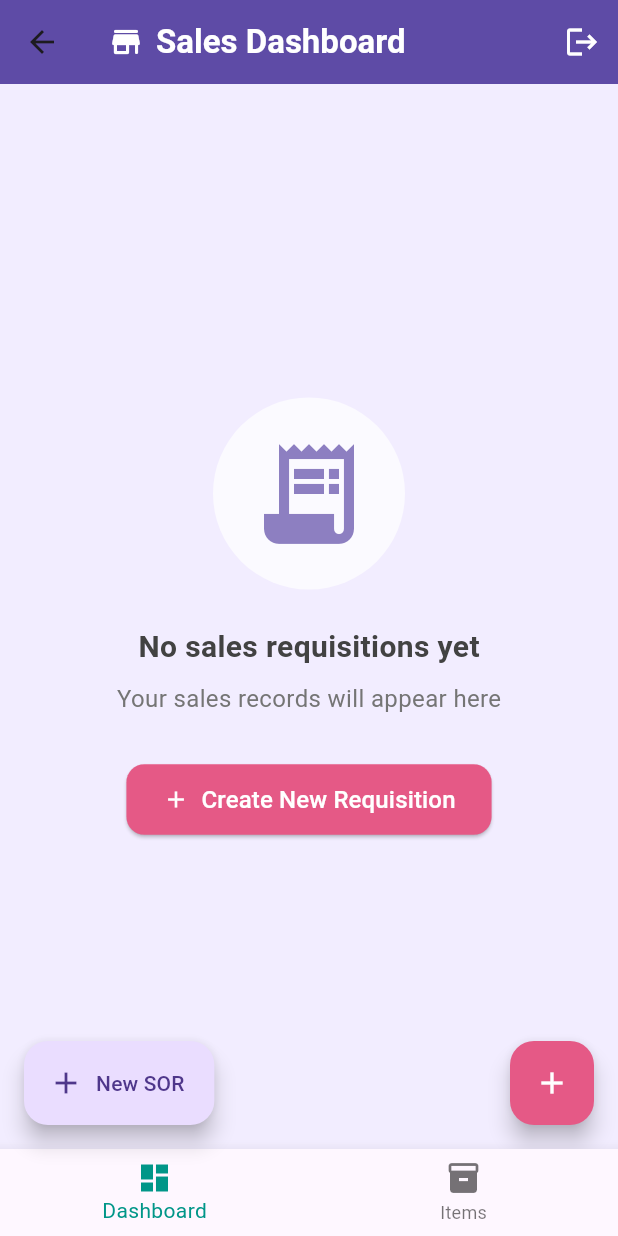
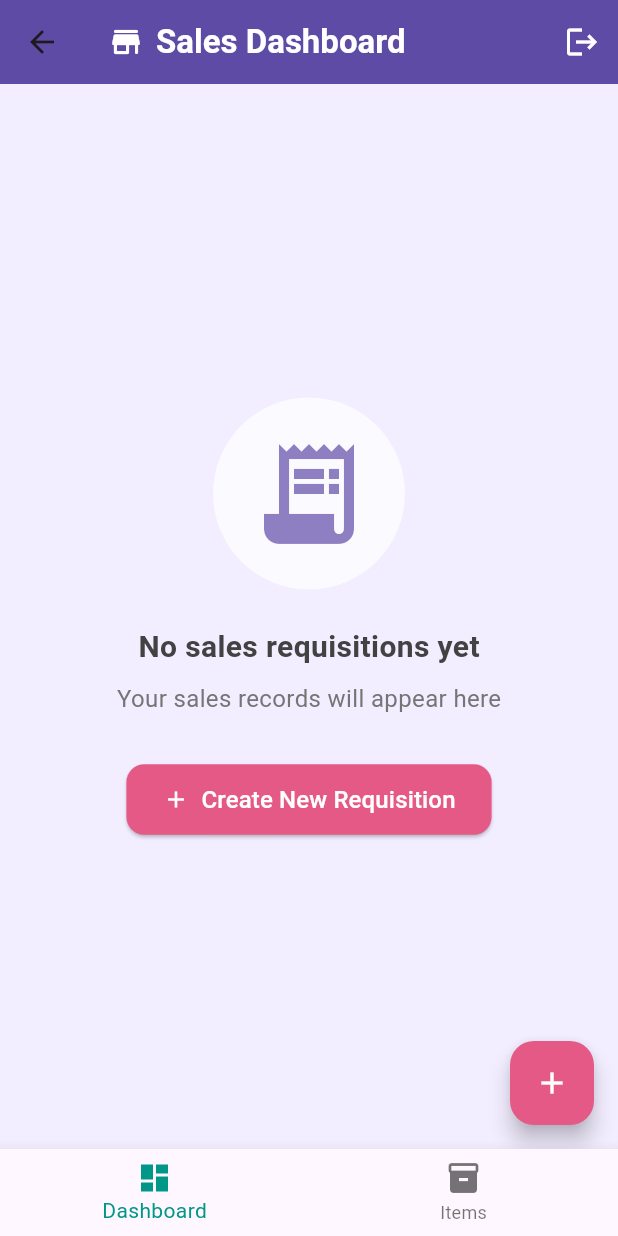
Before and after one commit to jsbalabat/distribution-app, a Flutter app: the HomeScreen screen opened by its route, on a phone screen of 412 x 824 dp. Run offline on Flutter 3.47's test engine with Material 3 defaults, Android fonts, the phone set to English and light mode, and no system bars; our stand-ins replace cloud_firestore, firebase_auth, firebase_core, printing; accounts and stored records are empty.

```diff
--- a/lib/screens/home_screen.dart
+++ b/lib/screens/home_screen.dart
@@ -44,12 +44,6 @@ class _HomeScreenState extends State<HomeScreen> {
           BottomNavigationBarItem(icon: Icon(Icons.inventory), label: 'Items'),
         ],
       ),
-      floatingActionButtonLocation: FloatingActionButtonLocation.startFloat,
-      floatingActionButton: FloatingActionButton.extended(
-        onPressed: () => Navigator.pushNamed(context, '/form'),
-        label: const Text('New SOR'),
-        icon: const Icon(Icons.add),
-      ),
     );
   }
 }
```
